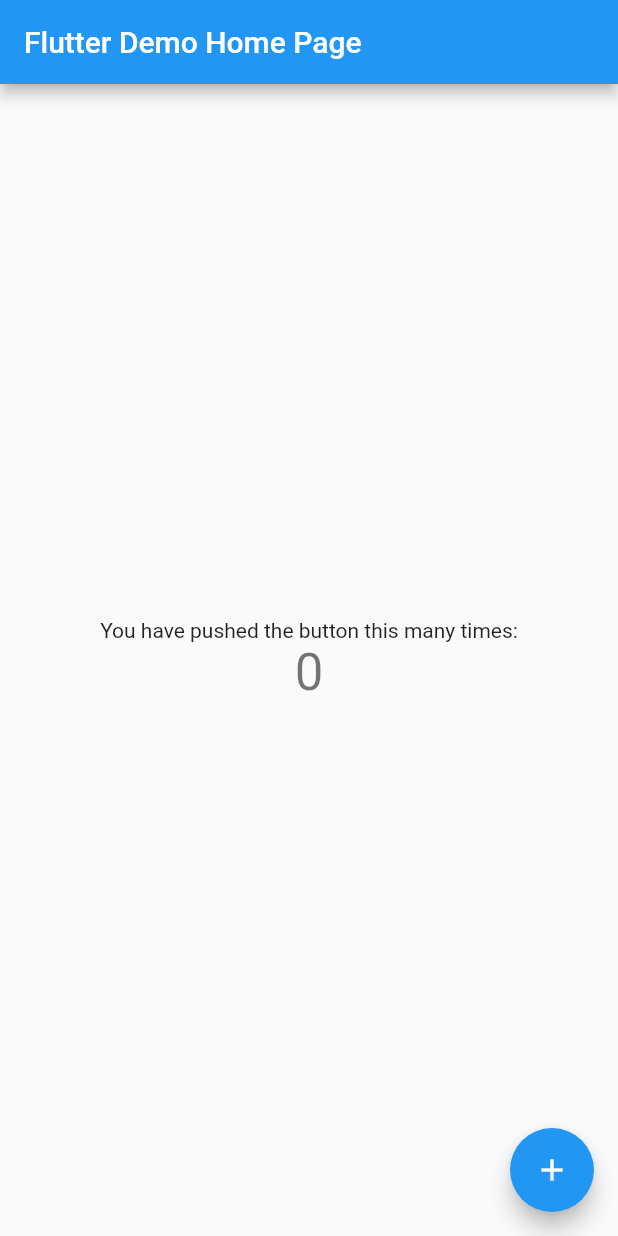
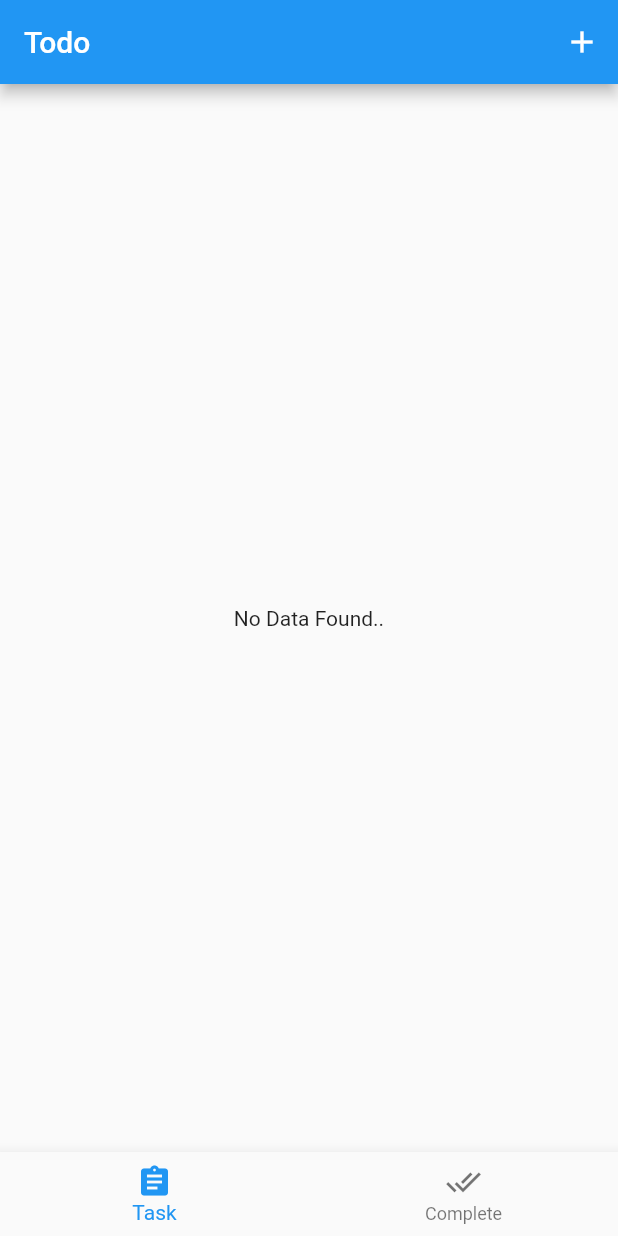
Before and after one commit to zelotype/flutter_assignment_02, a Flutter app: the screen it shows after launch, on a phone screen of 412 x 824 dp. Run offline on Flutter 3.47's test engine with Material 2 defaults, Android fonts, the phone set to English and light mode, and no system bars; our stand-ins replace sqflite; accounts and stored records are empty.

Commit message:
Add project

```diff
--- /dev/null
+++ b/lib/DB/db.dart
@@ -0,0 +1,81 @@
+import 'package:sqflite/sqflite.dart';
+
+final String tableTodo = 'todo';
+final String columnId = '_id';
+final String columnTitle = 'title';
+final String columnDone = 'done';
+
+class Todo {
+  int id;
+  String title;
+  bool done;
+
+  Map<String, dynamic> toMap() {
+    var map = <String, dynamic>{
+      columnTitle: title,
+      columnDone: done == true ? 1 : 0
+    };
+    if (id != null) {
+      map[columnId] = id;
+    }
+    return map;
+  }
+
+  Todo();
+
+  Todo.fromMap(Map<String, dynamic> map) {
+    id = map[columnId];
+    title = map[columnTitle];
+    done = map[columnDone] == 1;
+  }
+}
+
+class TodoProvider {
+  Database db;
+
+  Future open(String path) async {
+    db = await openDatabase(path, version: 1,
+        onCreate: (Database db, int version) async {
+          await db.execute('''
+create table $tableTodo (
+  $columnId integer primary key autoincrement,
+  $columnTitle text not null,
+  $columnDone integer not null)
+''');
+        });
+  }
+
+  Future<Todo> insert(Todo todo) async {
+    todo.id = await db.insert(tableTodo, todo.toMap());
+    return todo;
+  }
+
+  Future<Todo> getTodo(int id) async {
+    List<Map> maps = await db.query(tableTodo,
+        columns: [columnId, columnDone, columnTitle],
+        where: '$columnId = ?',
+        whereArgs: [id]);
+    if (maps.length > 0) {
+      return Todo.fromMap(maps.first);
+    }
+    return null;
+  }
+
+  Future<int> delete(int id) async {
+    return await db.delete(tableTodo, where: '$columnId = ?', whereArgs: [id]);
+  }
+
+  Future<int> update(Todo todo) async {
+    return await db.update(tableTodo, todo.toMap(),
+        where: '$columnId = ?', whereArgs: [todo.id]);
+  }
+
+  Future<List<Todo>> getAll() async {
+    await this.open("todo.db");
+    var result = await db.query(tableTodo, columns: [columnId, columnTitle, columnDone]);
+    List<Todo> todoList = result.isNotEmpty ? result.map((c) => Todo.fromMap(c)).toList() : [];
+    return todoList;
+  }
+
+  Future close() async => db.close();
+}
--- /dev/null
+++ b/lib/UI/M_Page.dart
@@ -0,0 +1,159 @@
+import 'package:flutter/material.dart';
+import 'package:flutter_assignment_02/DB/db.dart';
+
+class main_page extends StatefulWidget {
+  @override
+  State<StatefulWidget> createState() {
+    return main_pageState();
+  }
+}
+
+class main_pageState extends State<main_page> {
+  int _state = 0;
+  Icon addIcon = new Icon(Icons.add);
+  Icon delIcon = new Icon(Icons.delete);
+  static TodoProvider todo = TodoProvider();
+  List<Todo> task = [];
+  List<Todo> complete = [];
+  @override
+  Widget build(BuildContext context) {
+    Future AddPressed() async {
+      setState(() {
+        Navigator.pushNamed(context, "/newsubject");
+      });
+    }
+
+    final List button = <Widget>[
+      IconButton(icon: addIcon, onPressed: AddPressed),
+      IconButton(
+          icon: delIcon,
+          onPressed: () async {
+            for (var item in complete) {
+              print(item.id);
+              await todo.delete(item.id);
+            }
+            setState(() {
+              complete = [];
+            });
+          })
+    ];
+
+    return MaterialApp(
+        home: DefaultTabController(
+      length: 2,
+      child: Scaffold(
+          appBar: AppBar(
+            title: Text('Todo'),
+            actions: <Widget>[_state == 0 ? button[0] : button[1]],
+          ),
+          bottomNavigationBar: BottomNavigationBar(
+            currentIndex: _state,
+            items: [
+              BottomNavigationBarItem(
+                  icon: Icon(Icons.assignment), title: Text("Task")),
+              BottomNavigationBarItem(
+                  icon: Icon(Icons.done_all), title: Text("Complete")),
+            ],
+            onTap: (index) {
+              setState(() {
+                _state = index;
+              });
+            },
+          ),
+          body: _state == 0
+              ?
+              Container(
+                  child: FutureBuilder<List<Todo>>(
+                      future: todo.getAll(),
+                      builder: (BuildContext context,
+                          AsyncSnapshot<List<Todo>> snapshot) {
+                        task = [];
+                        //check before load data
+                        if (snapshot.hasData) {
+                          //add items in db to list
+                          for (var items in snapshot.data) {
+                            if (items.done == false) {
+                              task.add(items);
+                            }
+                          }
+                          //have a data yet? yes!
+                          return task.length != 0
+                              ? ListView.builder(
+                                  itemCount: task.length,
+                                  itemBuilder:
+                                      (BuildContext context, int index) {
+                                    Todo item = task[index];
+                                    return ListTile(
+                                      title: Text(item.title),
+                                      trailing: Checkbox(
+                                        onChanged: (bool value) async {
+                                          setState(() {
+                                            item.done = value;
+                                          });
+                                          todo.update(item);
+                                        },
+                                        value: item.done,
+                                      ),
+                                    );
+                                  },
+                                )
+                              : Center(
+                                  child: Text("No Data Found.."),
+                                );
+                        } else {
+                          return Center(
+                            child: Text("No Data Found.."),
+                          );
+                        }
+                      }),
+                )
+              :
+              Container(
+                  child: FutureBuilder<List<Todo>>(
+                      future: todo.getAll(),
+                      builder: (BuildContext context,
+                          AsyncSnapshot<List<Todo>> snapshot) {
+                        complete = [];
+                        //check before load data
+                        if (snapshot.hasData) {
+                          //add items in db to list
+                          for (var items in snapshot.data) {
+                            if (items.done == true) {
+                              complete.add(items);
+                            }
+                          }
+                          //have a data yet? yes!
+                          return complete.length != 0
+                              ? ListView.builder(
+                                  itemCount: complete.length,
+                                  itemBuilder:
+                                      (BuildContext context, int index) {
+                                    Todo item = complete[index];
+                                    return ListTile(
+                                      title: Text(item.title),
+                                      trailing: Checkbox(
+                                        onChanged: (bool value) async {
+                                          setState(() {
+                                            item.done = value;
+                                          });
+                                          todo.update(item);
+                                        },
+                                        value: item.done,
+                                      ),
+                                    );
+                                  },
+                                )
+                              //Nope
+                              : Center(
+                                  child: Text("No Data Found.."),
+                                );
+                        } else {
+                          return Center(
+                            child: Text("No Data Found.."),
+                          );
+                        }
+                      }),
+                )),
+    ));
+  }
+}
--- a/lib/main.dart
+++ b/lib/main.dart
@@ -1,4 +1,6 @@
 import 'package:flutter/material.dart';
+import 'package:flutter_assignment_02/UI/NewSubject.dart';
+import 'UI/M_Page.dart';
 
 void main() => runApp(MyApp());
 
@@ -7,105 +9,10 @@ class MyApp extends StatelessWidget {
   @override
   Widget build(BuildContext context) {
     return MaterialApp(
-      title: 'Flutter Demo',
-      theme: ThemeData(
-        // This is the theme of your application.
-        //
-        // Try running your application with "flutter run". You'll see the
-        // application has a blue toolbar. Then, without quitting the app, try
-        // changing the primarySwatch below to Colors.green and then invoke
-        // "hot reload" (press "r" in the console where you ran "flutter run",
-        // or simply save your changes to "hot reload" in a Flutter IDE).
-        // Notice that the counter didn't reset back to zero; the application
-        // is not restarted.
-        primarySwatch: Colors.blue,
-      ),
-      home: MyHomePage(title: 'Flutter Demo Home Page'),
+      routes: {
+        "/": (context) => main_page(),
+        "/newsubject": (context) => NewSubject()
+      },
     );
   }
 }
-
-class MyHomePage extends StatefulWidget {
-  MyHomePage({Key key, this.title}) : super(key: key);
-
-  // This widget is the home page of your application. It is stateful, meaning
-  // that it has a State object (defined below) that contains fields that affect
-  // how it looks.
-
-  // This class is the configuration for the state. It holds the values (in this
-  // case the title) provided by the parent (in this case the App widget) and
-  // used by the build method of the State. Fields in a Widget subclass are
-  // always marked "final".
-
-  final String title;
-
-  @override
-  _MyHomePageState createState() => _MyHomePageState();
-}
-
-class _MyHomePageState extends State<MyHomePage> {
-  int _counter = 0;
-
-  void _incrementCounter() {
-    setState(() {
-      // This call to setState tells the Flutter framework that something has
-      // changed in this State, which causes it to rerun the build method below
-      // so that the display can reflect the updated values. If we changed
-      // _counter without calling setState(), then the build method would not be
-      // called again, and so nothing would appear to happen.
-      _counter++;
-    });
-  }
-
-  @override
-  Widget build(BuildContext context) {
-    // This method is rerun every time setState is called, for instance as done
-    // by the _incrementCounter method above.
-    //
-    // The Flutter framework has been optimized to make rerunning build methods
-    // fast, so that you can just rebuild anything that needs updating rather
-    // than having to individually change instances of widgets.
-    return Scaffold(
-      appBar: AppBar(
-        // Here we take the value from the MyHomePage object that was created by
-        // the App.build method, and use it to set our appbar title.
-        title: Text(widget.title),
-      ),
-      body: Center(
-        // Center is a layout widget. It takes a single child and positions it
-        // in the middle of the parent.
-        child: Column(
-          // Column is also layout widget. It takes a list of children and
-          // arranges them vertically. By default, it sizes itself to fit its
-          // children horizontally, and tries to be as tall as its parent.
-          //
-          // Invoke "debug painting" (press "p" in the console, choose the
-          // "Toggle Debug Paint" action from the Flutter Inspector in Android
-          // Studio, or the "Toggle Debug Paint" command in Visual Studio Code)
-          // to see the wireframe for each widget.
-          //
-          // Column has various properties to control how it sizes itself and
-          // how it positions its children. Here we use mainAxisAlignment to
-          // center the children vertically; the main axis here is the vertical
-          // axis because Columns are vertical (the cross axis would be
-          // horizontal).
-          mainAxisAlignment: MainAxisAlignment.center,
-          children: <Widget>[
-            Text(
-              'You have pushed the button this many times:',
-            ),
-            Text(
-              '$_counter',
-              style: Theme.of(context).textTheme.display1,
-            ),
-          ],
-        ),
-      ),
-      floatingActionButton: FloatingActionButton(
-        onPressed: _incrementCounter,
-        tooltip: 'Increment',
-        child: Icon(Icons.add),
-      ), // This trailing comma makes auto-formatting nicer for build methods.
-    );
-  }
-}
--- a/pubspec.yaml
+++ b/pubspec.yaml
@@ -23,6 +23,7 @@ dependencies:
   # The following adds the Cupertino Icons font to your application.
   # Use with the CupertinoIcons class for iOS style icons.
   cupertino_icons: ^0.1.2
+  sqflite: ^1.1.0
 
 dev_dependencies:
   flutter_test:
```
Also changed, not shown: lib/UI/NewSubject.dart (added, +64 -0 lines), pubspec.lock.
